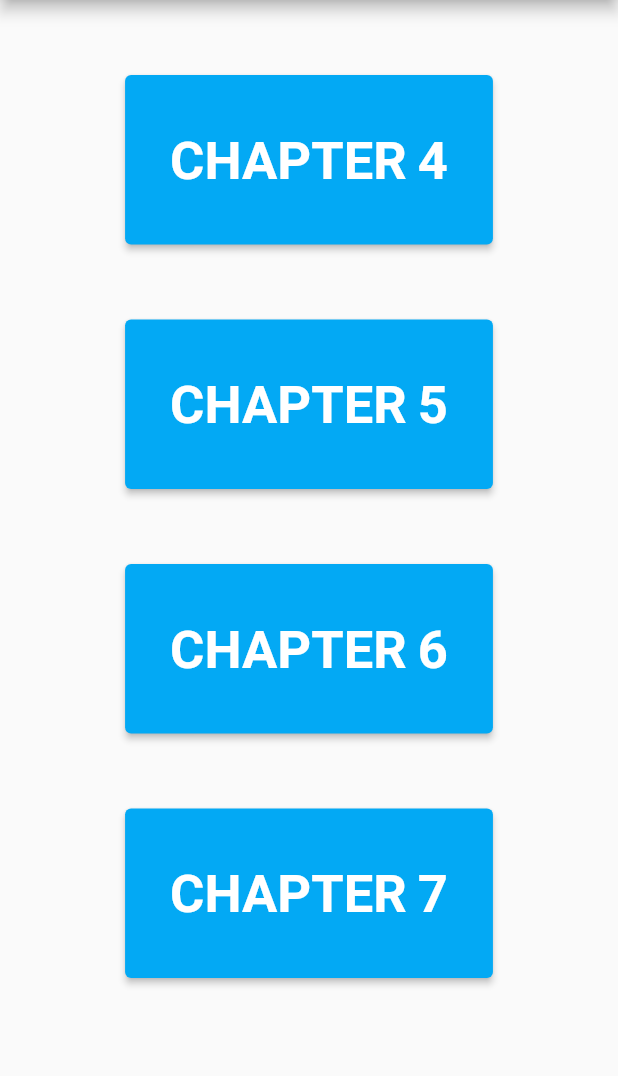
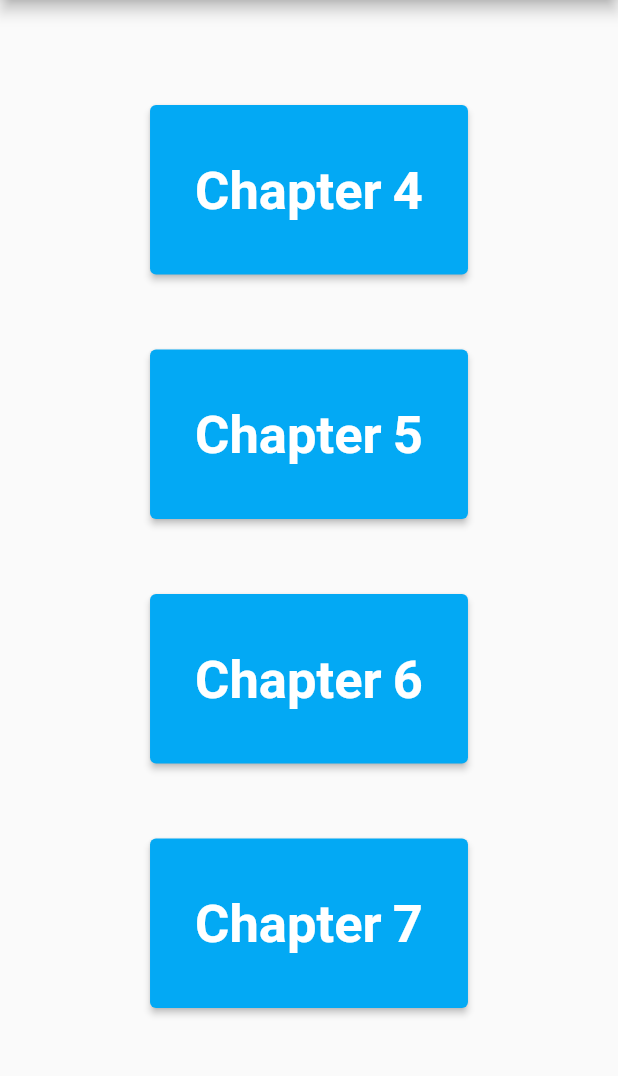
Before and after one commit to 1910-rajas/PyLearn, a Flutter app: the Module2 screen opened directly, on a phone screen of 412 x 824 dp, the part 84-1160 px from its top. Run offline on Flutter 3.47's test engine with Material 2 defaults, Android fonts, the phone set to English and light mode, and no system bars; our stand-ins replace google_fonts.

Commit message:
last commit

```diff
--- a/lib/learn.dart
+++ b/lib/learn.dart
@@ -17,7 +17,7 @@ class LearnSection extends StatelessWidget {
       child: Column(
         children: [
           SizedBox(
-            height: 90,
+            height: 140,
           ),
           ElevatedButton(
             child: Text(
@@ -110,8 +110,7 @@ class LearnSection extends StatelessWidget {
           ),
           // SizedBox(
           //   height:45,
-
-          // ),
+        // ),
         ],
       ),
     );
--- a/lib/module_2.dart
+++ b/lib/module_2.dart
@@ -19,10 +19,10 @@ class Module2 extends StatelessWidget {
         child: Column(
           children: [
             SizedBox(
-              height: 50,
+              height: 70,
             ),
             ElevatedButton(
-              child: Text("CHAPTER 4"),
+              child: Text("Chapter 4"),
               style: ElevatedButton.styleFrom(
                   primary: Colors.lightBlue,
                   padding: EdgeInsets.all(30),
@@ -40,7 +40,7 @@ class Module2 extends StatelessWidget {
               height: 50,
             ),
             ElevatedButton(
-              child: Text("CHAPTER 5"),
+              child: Text("Chapter 5"),
               style: ElevatedButton.styleFrom(
                   primary: Colors.lightBlue,
                   padding: EdgeInsets.all(30),
@@ -58,7 +58,7 @@ class Module2 extends StatelessWidget {
               height: 50,
             ),
             ElevatedButton(
-              child: Text("CHAPTER 6"),
+              child: Text("Chapter 6"),
               style: ElevatedButton.styleFrom(
                   primary: Colors.lightBlue,
                   padding: EdgeInsets.all(30),
@@ -76,7 +76,7 @@ class Module2 extends StatelessWidget {
               height: 50,
             ),
             ElevatedButton(
-              child: Text("CHAPTER 7"),
+              child: Text("Chapter 7"),
               style: ElevatedButton.styleFrom(
                   primary: Colors.lightBlue,
                   padding: EdgeInsets.all(30),
--- a/lib/quizlistpage.dart
+++ b/lib/quizlistpage.dart
@@ -14,7 +14,7 @@ class QuizListPage extends StatelessWidget {
       child: Column(
         children: [
           SizedBox(
-            height: 80.0,
+            height: 120.0,
           ),
           InkWell(
             onTap: () {
```
Also changed, not shown: lib/module_1.dart (+4 -4 lines), lib/module_3.dart (+4 -4 lines), lib/module_4.dart (+4 -4 lines), lib/module_5.dart (+4 -4 lines).
